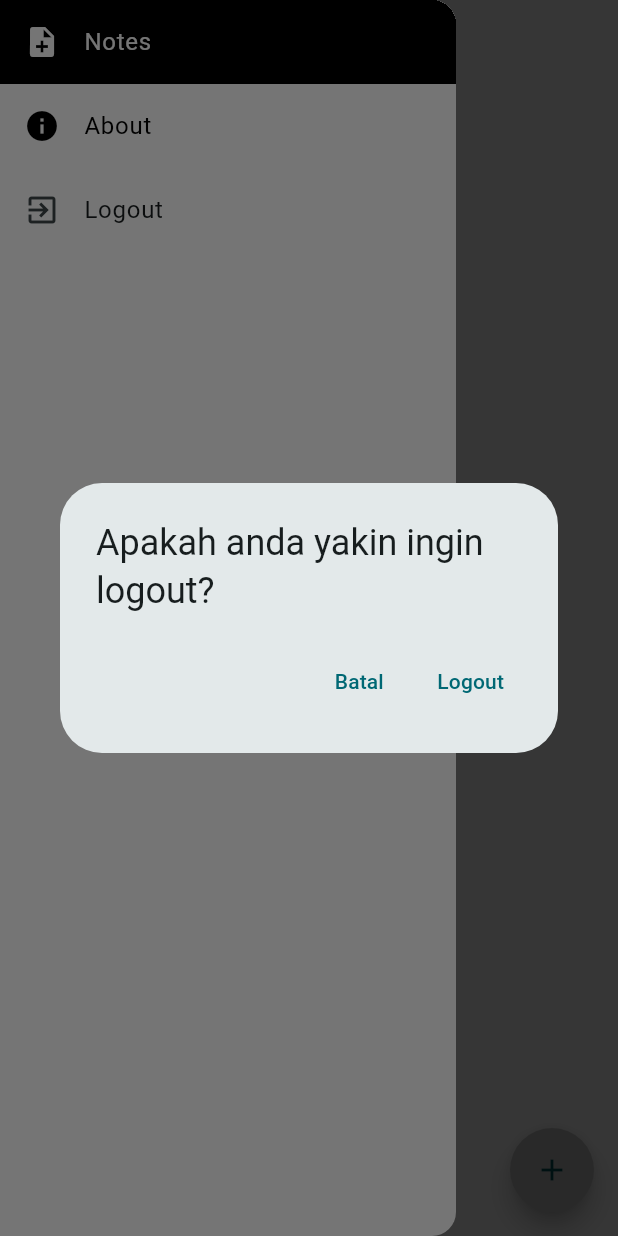
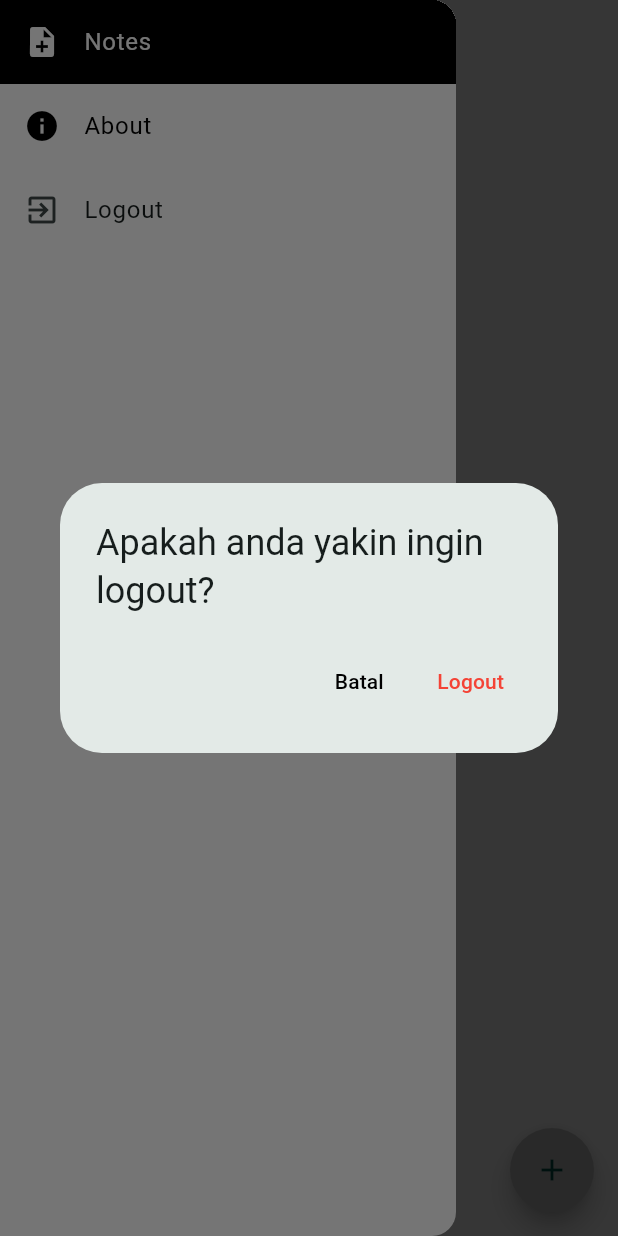
Before and after one commit to Silvalfare/app_notes, a Flutter app: the HomeScreen screen opened by its route, in the side drawer, after a tap on "Logout", on a phone screen of 412 x 824 dp. Run offline on Flutter 3.47's test engine with Material 3 defaults, Android fonts, the phone set to English and light mode, and no system bars; our stand-ins replace shared_preferences, sqflite; accounts and stored records are empty.

Commit message:
Fix warna

```diff
--- a/lib/main.dart
+++ b/lib/main.dart
@@ -43,8 +43,8 @@ class MyApp extends StatelessWidget {
         // This works for code too, not just values: Most code changes can be
         // tested with just a hot reload.
         colorScheme: ColorScheme.fromSeed(
-          seedColor: Colors.grey,
-          brightness: Brightness.light,
+          seedColor: Colors.teal,
+          // brightness: Brightness.light,
         ),
       ),
       // home: LandingPage(),
--- a/lib/pages/home.dart
+++ b/lib/pages/home.dart
@@ -95,11 +95,17 @@ class _HomeScreenState extends State<HomeScreen> {
                     actions: [
                       TextButton(
                         onPressed: () => Navigator.pop(context, false),
-                        child: Text("Batal"),
+                        child: Text(
+                          "Batal",
+                          style: TextStyle(color: Colors.black),
+                        ),
                       ),
                       TextButton(
                         onPressed: () => Navigator.pop(context, true),
-                        child: Text('Logout'),
+                        child: Text(
+                          'Logout',
+                          style: TextStyle(color: Colors.red),
+                        ),
                       ),
                     ],
                   ),
```
Also changed, not shown: lib/pages/detail_notes.dart (+9 -3 lines).
